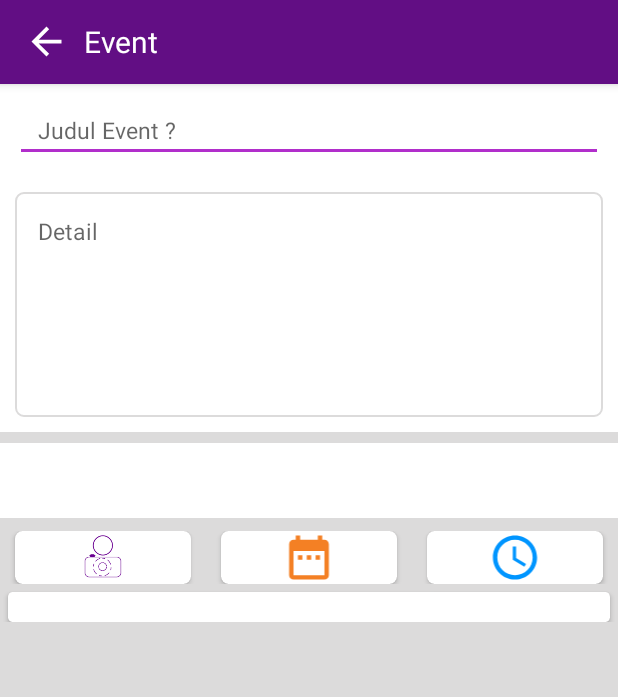
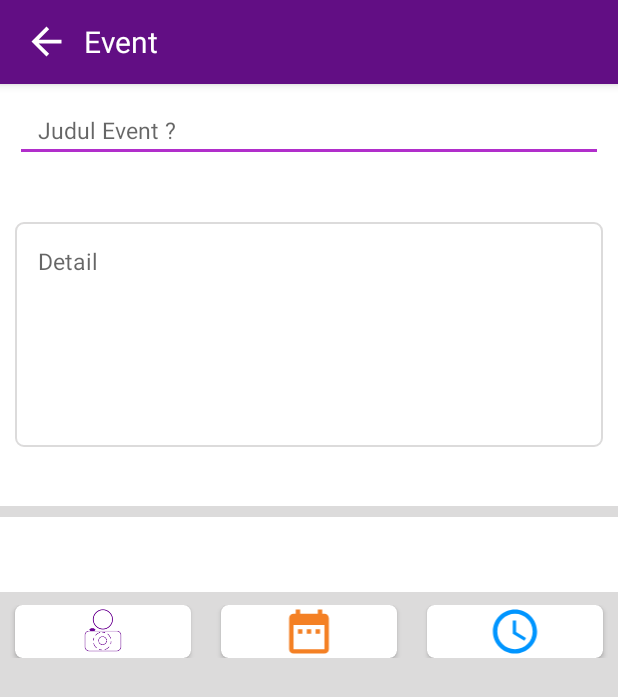
Before and after one commit to harloom/EVPA, an Android app: the PostEventFormActivity screen opened directly, with no data from a screen before it, on a phone screen of 412 x 824 dp. Shown: the top 697 px of the screen. Run offline under Robolectric (Android 15) with nearby library versions, the phone set to English and light mode, and no system bars; our stand-ins replace Picasso; libraries missing offline, so code that uses them is left out: pl.aprilapps.easyphotopicker, pl.tajchert.nammu; 2 statements that could not run were skipped.

Commit message:
Fix Bug Database,Layout,dan + date Picker

```diff
--- a/app/src/main/java/com/example/hx_loom/evpa/DetailActivity.java
+++ b/app/src/main/java/com/example/hx_loom/evpa/DetailActivity.java
@@ -85,9 +85,9 @@ public class DetailActivity extends AppCompatActivity {
         this.v_namaLokasi = v_namaLokasi;
     }
 
-    void DetailData() {
-
-    }
+//    void DetailData() {
+//
+//    }
 
 //    public String getV_judul() {
 //        return v_judul;
--- a/app/src/main/java/com/example/hx_loom/evpa/MainActivity.java
+++ b/app/src/main/java/com/example/hx_loom/evpa/MainActivity.java
@@ -30,11 +30,14 @@ public class MainActivity extends AppCompatActivity {
     private Authentication_login login = new Authentication_login();
     FragmentManager fragmentManagerLogin = getSupportFragmentManager();
 
-
+    static final String STATE_BERANDA = "Home";
     @Override
     protected void onCreate(Bundle savedInstanceState) {
         super.onCreate(savedInstanceState);
         setContentView(R.layout.activity_main);
+//        if(savedInstanceState != null){
+//
+//        }
         mAuth = FirebaseAuth.getInstance();
         listenLogin();
         //
--- a/app/src/main/java/com/example/hx_loom/evpa/PostEventFormActivity.java
+++ b/app/src/main/java/com/example/hx_loom/evpa/PostEventFormActivity.java
@@ -1,6 +1,7 @@
 package com.example.hx_loom.evpa;
 
 import android.Manifest;
+import android.app.DatePickerDialog;
 import android.content.Intent;
 import android.content.pm.PackageManager;
 import android.os.PersistableBundle;
@@ -12,13 +13,18 @@ import android.support.v7.widget.LinearLayoutManager;
 import android.support.v7.widget.RecyclerView;
 import android.util.Log;
 import android.view.View;
+import android.widget.DatePicker;
+import android.widget.TextView;
 import android.widget.Toast;
 
 import com.example.hx_loom.evpa.Adapater.ImagePostAdapter;
 
 import java.io.File;
+import java.text.SimpleDateFormat;
 import java.util.ArrayList;
+import java.util.Calendar;
 import java.util.List;
+import java.util.Locale;
 
 import pl.aprilapps.easyphotopicker.DefaultCallback;
 import pl.aprilapps.easyphotopicker.EasyImage;
@@ -26,10 +32,13 @@ import pl.tajchert.nammu.Nammu;
 import pl.tajchert.nammu.PermissionCallback;
 
 public class PostEventFormActivity extends AppCompatActivity {
-
+    private Calendar myCalendar;
     private static final String PHOTO_KEYS = "P_Evpa";
     protected RecyclerView recyclerView;
-    protected View buttonPicture;
+    protected View buttonPicture ,
+            buttonCalender;
+    private  DatePickerDialog.OnDateSetListener date;
+    private TextView txt_cal ;
     private ImagePostAdapter imagePostAdapter;
     private ArrayList<File> photos = new ArrayList<>();
 
@@ -38,9 +47,13 @@ public class PostEventFormActivity extends AppCompatActivity {
     protected void onCreate(Bundle savedInstanceState) {
         super.onCreate(savedInstanceState);
         setContentView(R.layout.activity_post_event_form);
+        myCalendar = Calendar.getInstance();
+        getCalender();
 
         recyclerView = findViewById(R.id.recycler_viewImage);
         buttonPicture = findViewById(R.id.btn_pitcurePost);
+        buttonCalender= findViewById(R.id.btn_cal);
+        txt_cal = findViewById(R.id.text_cal);
         if (savedInstanceState != null) {
             photos = (ArrayList<File>) savedInstanceState.getSerializable(PHOTO_KEYS);
         }
@@ -62,6 +75,14 @@ public class PostEventFormActivity extends AppCompatActivity {
             @Override
             public void onClick(View v) {
                 EasyImage.openChooserWithGallery(PostEventFormActivity.this,  "Camera/Gallery Senpai",  0);
+            }
+        });
+
+        buttonCalender.setOnClickListener(new View.OnClickListener() {
+            @Override
+            public void onClick(View v) {
+                new  DatePickerDialog(PostEventFormActivity.this,date,myCalendar
+                .get(Calendar.YEAR),myCalendar.get(Calendar.MONTH),myCalendar.get(Calendar.DAY_OF_MONTH)).show();
             }
         });
 
@@ -167,4 +188,26 @@ public class PostEventFormActivity extends AppCompatActivity {
     private void toastMessage(String s) {
         Toast.makeText(this, s, Toast.LENGTH_SHORT).show();
     }
+
+    private void getCalender(){
+            date = new DatePickerDialog.OnDateSetListener() {
+
+            @Override
+            public void onDateSet(DatePicker view, int year, int monthOfYear,
+                                  int dayOfMonth) {
+                // TODO Auto-generated method stub
+                myCalendar.set(Calendar.YEAR, year);
+                myCalendar.set(Calendar.MONTH, monthOfYear);
+                myCalendar.set(Calendar.DAY_OF_MONTH, dayOfMonth);
+                updateLabel();
+            }
+
+        };
+    }
+
+    private void updateLabel() {
+        String myFormat = "dd/MM/yy"; //In which you need put here
+        SimpleDateFormat sdf = new SimpleDateFormat(myFormat, Locale.ENGLISH);
+        txt_cal.setText(sdf.format(myCalendar.getTime()));
+    }
 }
--- a/app/src/main/res/layout/activity_post_event_form.xml
+++ b/app/src/main/res/layout/activity_post_event_form.xml
@@ -48,7 +48,6 @@
         <RelativeLayout
             android:layout_width="match_parent"
             android:layout_height="match_parent"
-
             >
 
             <LinearLayout
@@ -63,11 +62,25 @@
                     android:layout_width="match_parent"
                     android:layout_height="wrap_content"
                     android:layout_margin="10dp"
-                    android:layout_marginBottom="10dp"
                     android:hint="Judul Event ?"
                     android:inputType="text"
                     android:paddingLeft="15dp"
                     android:textSize="15sp" />
+
+
+
+                    <android.support.v7.widget.RecyclerView
+                        android:id="@+id/recycler_viewImage"
+                        android:layout_width="match_parent"
+                        android:layout_height="wrap_content"
+                        android:layout_weight="1"
+                        android:gravity="center"
+                        android:layout_marginRight="10dp"
+                        android:layout_marginLeft="10dp"
+                        android:orientation="horizontal"
+                        android:padding="10dp" />
+
+
 
                 <android.support.design.widget.TextInputEditText
                     android:id="@+id/post_detail"
@@ -84,6 +97,15 @@
                     android:scrollbarStyle="insideInset"
                     android:scrollbars="vertical"
                     android:textSize="15sp" />
+
+                <TextView
+                    android:id="@+id/text_cal"
+                    android:layout_marginLeft="15dp"
+                    android:layout_marginBottom="10dp"
+                    android:layout_width="wrap_content"
+                    android:textSize="14sp"
+                    android:layout_height="wrap_content"
+                    android:textColor="@color/oneesan"/>
             </LinearLayout>
 
             <LinearLayout
@@ -131,6 +153,7 @@
                 </android.support.v7.widget.CardView>
 
                 <android.support.v7.widget.CardView
+                    android:id="@+id/btn_cal"
                     android:layout_width="match_parent"
                     android:layout_height="match_parent"
                     android:layout_marginLeft="10dp"
@@ -140,8 +163,10 @@
                     app:cardCornerRadius="5dp">
 
                     <ImageView
+                        android:id="@+id/img_cal"
                         android:layout_width="match_parent"
                         android:layout_height="match_parent"
+                        android:scaleType="fitCenter"
                         app:srcCompat="@drawable/ic_date_draw" />
                 </android.support.v7.widget.CardView>
 
@@ -157,32 +182,11 @@
                     <ImageView
                         android:layout_width="match_parent"
                         android:layout_height="match_parent"
+                        android:scaleType="fitCenter"
                         app:srcCompat="@drawable/ic_access_time" />
                 </android.support.v7.widget.CardView>
             </LinearLayout>
 
-
-            <android.support.v7.widget.CardView
-                android:layout_width="match_parent"
-                android:layout_height="match_parent"
-                android:layout_marginLeft="5dp"
-                android:layout_marginRight="5dp"
-                android:layout_weight="1"
-                android:elevation="3dp"
-                android:layout_marginTop="5dp"
-                android:layout_below="@id/tool_post"
-                app:cardCornerRadius="3dp">
-
-                <android.support.v7.widget.RecyclerView android:id="@+id/recycler_viewImage"
-
-                    android:layout_width="match_parent"
-                    android:layout_height="wrap_content"
-                    android:layout_weight="1"
-                    android:gravity="center"
-                    android:orientation="horizontal"
-                    android:padding="10dp" />
-
-            </android.support.v7.widget.CardView>
 
         </RelativeLayout>
 
--- a/app/src/main/res/layout/image_view_list_post.xml
+++ b/app/src/main/res/layout/image_view_list_post.xml
@@ -1,6 +1,5 @@
 <?xml version="1.0" encoding="utf-8"?>
 <FrameLayout xmlns:android="http://schemas.android.com/apk/res/android"
-    android:layout_marginTop="10dp"
     android:layout_width="200dp"
     android:layout_height="160dp">
 
```
Also changed, not shown: app/src/main/java/com/example/hx_loom/evpa/FragmentProfile.java (+68 -35 lines), app/src/main/res/layout/activity_profile_fragment.xml (+3 -5 lines), 21 other files.
